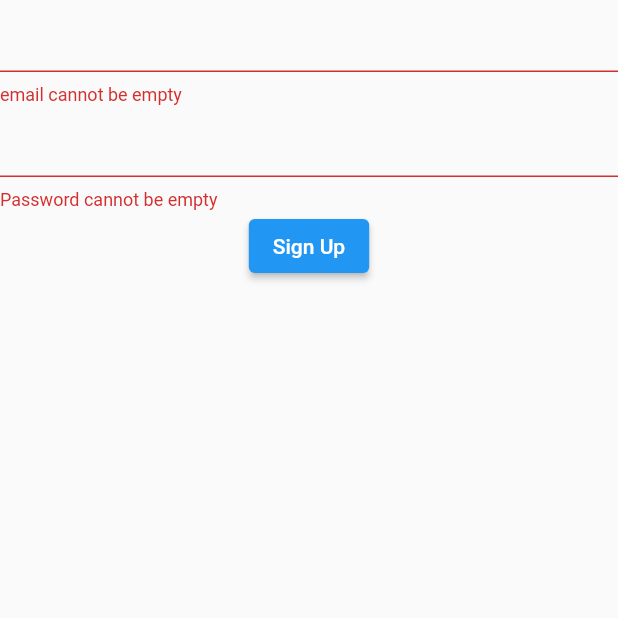
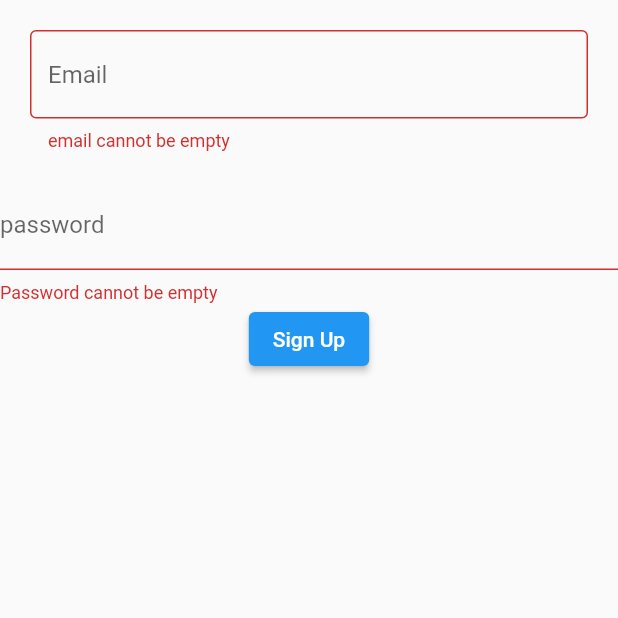
Before and after one commit to Prashantnandwana/form, a Flutter app: the screen it shows after launch, after a tap on "Sign Up", on a phone screen of 412 x 824 dp, the top half of it. Run offline on Flutter 3.47's test engine with Material 2 defaults, Android fonts, the phone set to English and light mode, and no system bars.

Commit message:
decoration

```diff
--- a/lib/myhomepage.dart
+++ b/lib/myhomepage.dart
@@ -16,16 +16,30 @@ class _MyHomePageState extends State<MyHomePage> {
       child: Form(
         key: _formkey, child: Column(
         children: [
-          TextFormField(
-            onChanged: (value){email=value;},
-            validator:(value){
-              if(value!.isEmpty){return "email cannot be empty";}
-            },
+          Padding(
+            padding: const EdgeInsets.all(20.0),
+            child: TextFormField(
+              decoration: InputDecoration(
+                hintText: "Email",
+                border: OutlineInputBorder(),
+              ),
+              onChanged: (value){email=value;},
+              validator:(value){
+                if(value!.isEmpty){return "email cannot be empty";}
+              },
+            ),
           ),
           TextFormField(
+        decoration: InputDecoration(
+          labelText:"password",
+        ),
+            obscureText: true,
             onChanged: (value){password=value;},
             validator:(value){
               if(value!.isEmpty){return "Password cannot be empty";}
+              if(value.length<6){
+                return "password should have atleast 6 digits";
+              }
             },
           ),
           ElevatedButton(onPressed: (){if(
```
